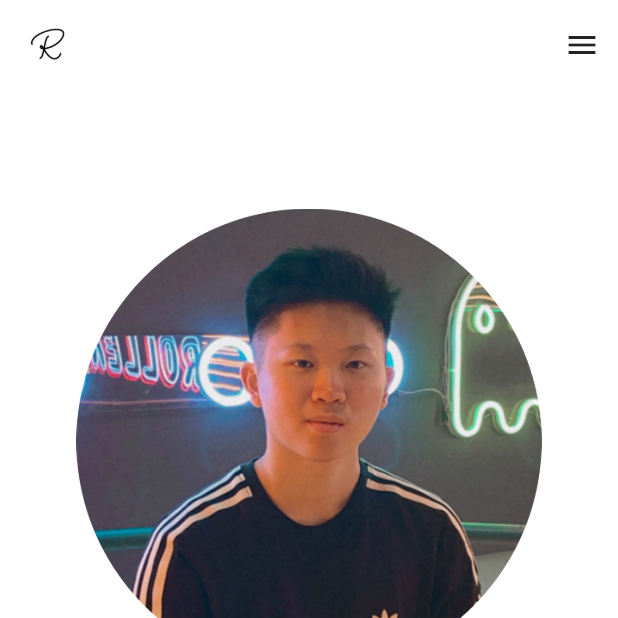
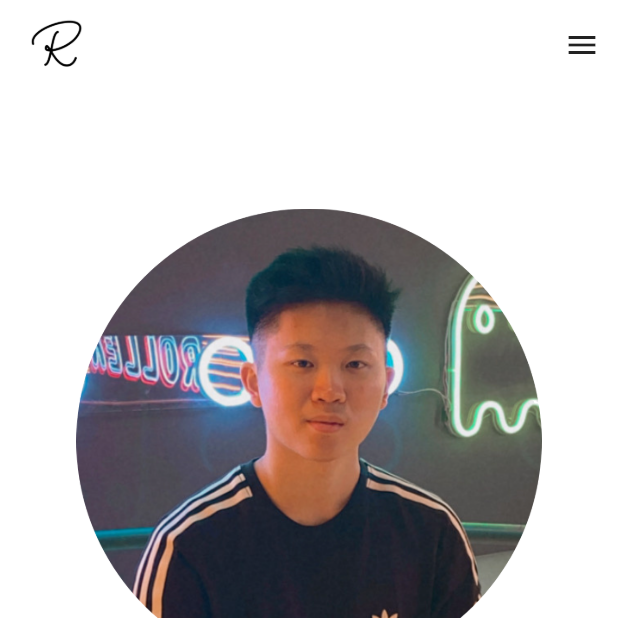
Before and after one commit to raymondk25/portfolioWeb, a Flutter app: the screen it shows after launch, after a tap on the "menu" icon, after a tap on "About Me", after a tap on the "arrow upward" icon, on a phone screen of 412 x 824 dp, the top half of it. Run offline on Flutter 3.47's test engine with Material 2 defaults, Android fonts, the phone set to English and light mode, and no system bars; drawn by our look-alikes of auto_size_text; our stand-ins replace after_layout, animate_do, animated_text_kit, font_awesome_flutter, get, google_fonts and 1 more; missing offline and left inert: dart:html, webfeed.

Commit message:
7/1/2022
fix some minor function

```diff
--- a/lib/navigation_bar/navigation_bar_view.dart
+++ b/lib/navigation_bar/navigation_bar_view.dart
@@ -79,9 +79,8 @@ class NavigationDesktopView extends StatelessWidget {
 }
 
 class NavigationMobileView extends StatelessWidget {
-  const NavigationMobileView({
-    Key key,
-  }) : super(key: key);
+  NavigationBarController navigationBarController =
+      Get.put(NavigationBarController());
 
   @override
   Widget build(BuildContext context) {
@@ -91,11 +90,18 @@ class NavigationMobileView extends StatelessWidget {
       child: Row(
         children: [
           SizedBox(width: 20),
-          GestureDetector(
-            onTap: () => html.window.open('https://raymondk25.me/', '_self'),
-            child: Image.asset(
-              'images/navbar_logo.png',
-              height: 24,
+          Obx(
+            () => GestureDetector(
+              onTap: () => html.window.open('https://raymondk25.me/', '_self'),
+              child: navigationBarController.isDarkMode.value
+                  ? Image.asset(
+                      'images/navbar_logo_dm.png',
+                      height: 36,
+                    )
+                  : Image.asset(
+                      'images/navbar_logo.png',
+                      height: 36,
+                    ),
             ),
           ),
           Spacer(),
--- a/lib/portfolio/portfolio_view.dart
+++ b/lib/portfolio/portfolio_view.dart
@@ -75,8 +75,8 @@ class _PortfolioViewState extends State<PortfolioView> with AfterLayoutMixin {
                     duration: Duration(milliseconds: 1000),
                     child: HeaderView()),
                 FadeInDown(
-                    delay: Duration(milliseconds: 1000),
-                    duration: Duration(milliseconds: 2000),
+                    delay: Duration(milliseconds: 500),
+                    duration: Duration(milliseconds: 1500),
                     child: AboutMe(key: aboutMe)),
                 FadeInDown(
                   delay: Duration(milliseconds: 2000),
@@ -86,11 +86,11 @@ class _PortfolioViewState extends State<PortfolioView> with AfterLayoutMixin {
                   ),
                 ),
                 FadeInDown(
-                    delay: Duration(milliseconds: 4000),
+                    delay: Duration(milliseconds: 5000),
                     duration: Duration(milliseconds: 2000),
                     child: SkillsView(key: skillsKey)),
                 FadeInDown(
-                    delay: Duration(milliseconds: 5000),
+                    delay: Duration(milliseconds: 5500),
                     duration: Duration(milliseconds: 2000),
                     child: ExperienceView(key: experienceKey)),
                 // FadeInDown(
@@ -98,7 +98,7 @@ class _PortfolioViewState extends State<PortfolioView> with AfterLayoutMixin {
                 //     duration: Duration(milliseconds: 2000),
                 //     child: BlogView(key: blogKey)),
                 FadeInDown(
-                    delay: Duration(milliseconds: 6000),
+                    delay: Duration(milliseconds: 5500),
                     duration: Duration(milliseconds: 2000),
                     child: FooterView()),
               ],
--- a/lib/project/project_item_body.dart
+++ b/lib/project/project_item_body.dart
@@ -15,14 +15,12 @@ class ProjectItemBody extends StatelessWidget {
     return Column(
       crossAxisAlignment: CrossAxisAlignment.start,
       children: [
-        Image.asset(item.image),
+        GestureDetector(
+            onTap: () => launch(item.url), child: Image.asset(item.image)),
         SizedBox(height: 15),
-        GestureDetector(
-          onTap: () => launch(item.url),
-          child: Text(
-            item.title,
-            style: Theme.of(context).textTheme.headline4,
-          ),
+        Text(
+          item.title,
+          style: Theme.of(context).textTheme.headline4,
         ),
         SizedBox(height: 10),
         Text(
```
Also changed, not shown: 1 other file.
